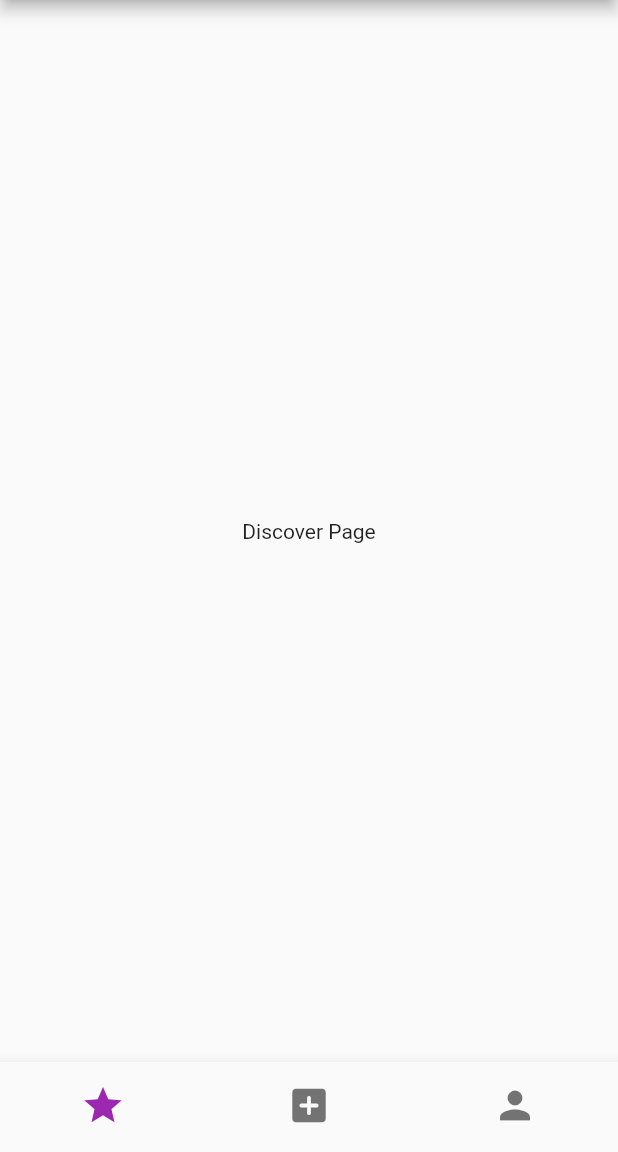
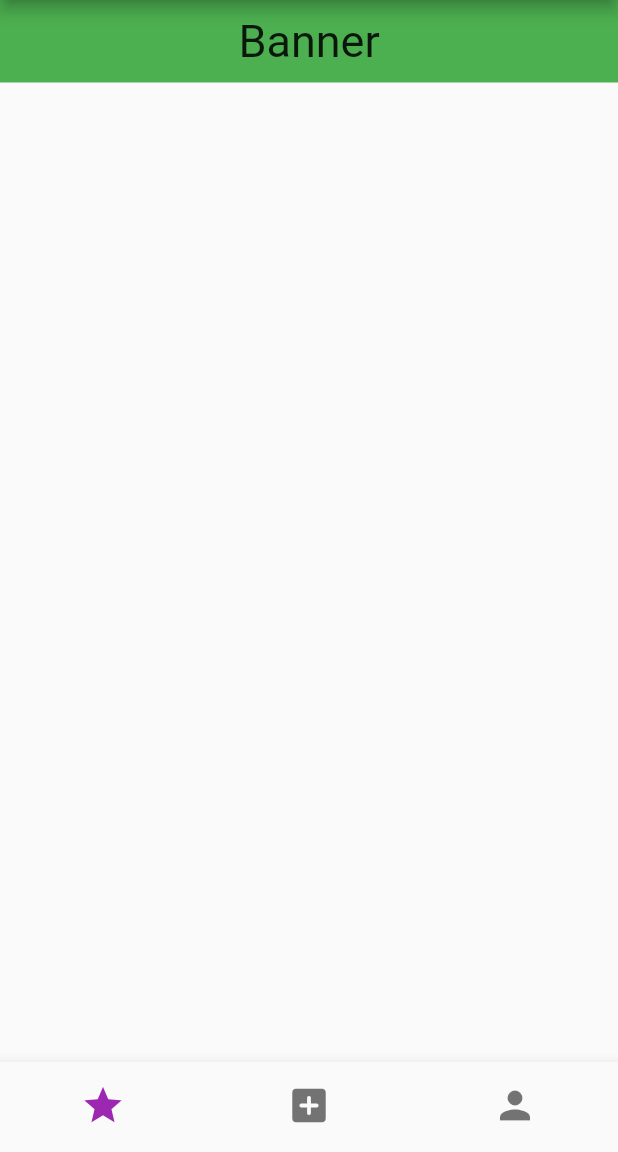
Before and after one commit to PerryJones901/gunfight, a Flutter app: the screen it shows after launch, on a phone screen of 412 x 824 dp, the part 84-1236 px from its top. Run offline on Flutter 3.47's test engine with Material 2 defaults, Android fonts, the phone set to English and light mode, and no system bars.

Commit message:
Added basic Discover Page

```diff
--- a/lib/base_scaffold.dart
+++ b/lib/base_scaffold.dart
@@ -1,4 +1,5 @@
 import 'package:flutter/material.dart';
+import 'package:gunfight/discover_page.dart';
 
 class BaseScaffold extends StatefulWidget {
   const BaseScaffold({Key? key}) : super(key: key);
@@ -12,7 +13,7 @@ class BaseScaffoldState extends State<BaseScaffold> {
   int _currentIndex = 0;
 
   final tabs = [
-    Center(child: Text('Discover Page')),
+    DiscoverPage(),
     Center(child: Text('Add a Challenge Page')),
     Center(child: Text('Profile Page')),
   ];
--- /dev/null
+++ b/lib/discover_banner.dart
@@ -0,0 +1,20 @@
+import 'package:flutter/material.dart';
+
+class DiscoverPageBanner extends StatelessWidget {
+  const DiscoverPageBanner({Key? key}) : super(key: key);
+
+  @override
+  Widget build(BuildContext context) {
+    return Container(
+      padding: const EdgeInsets.fromLTRB(0, 10, 0, 10),
+      width: double.infinity,
+      color: Colors.green,
+      child: const Center(
+        child: Text(
+          'Banner',
+          style: TextStyle(fontSize: 30)
+        )
+      )
+    );
+  }
+}
--- /dev/null
+++ b/lib/discover_page.dart
@@ -0,0 +1,25 @@
+import 'package:flutter/material.dart';
+
+import 'discover_banner.dart';
+
+class DiscoverPage extends StatefulWidget {
+  const DiscoverPage({Key? key}) : super(key: key);
+
+  @override
+  DiscoverPageState createState() => DiscoverPageState();
+}
+
+class DiscoverPageState extends State<DiscoverPage> {
+  @override
+  Widget build(BuildContext context){
+    return Column(
+      children: [
+        Builder(
+          builder: (context) {
+            return const DiscoverPageBanner();
+          }
+        ),
+      ],
+    );
+  }
+}
```
